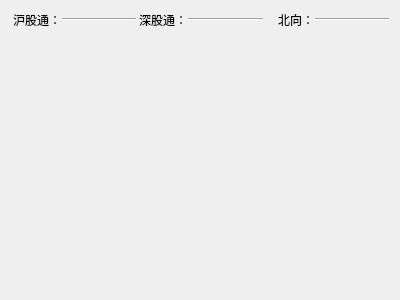
Above: real/qnorthflowinfodisplaywidget.ui from bnufree/Hq before the change. Below: the same form after it.
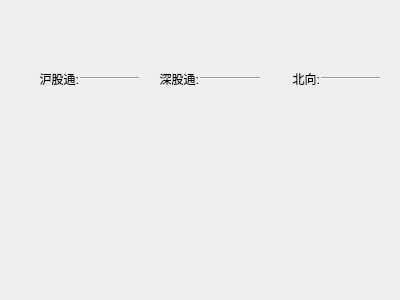
That is the form after the change.

Commit message: 实时外资曲线图更新

Patch:
```diff
--- a/real/qnorthflowinfodisplaywidget.ui
+++ b/real/qnorthflowinfodisplaywidget.ui
@@ -14,23 +14,27 @@
    <string>Form</string>
   </property>
   <property name="styleSheet">
-   <string notr="true">QLabel{
-	max-width:50px;
-}
-Line{
+   <string notr="true">Line{
 	max-width:40px;
 }</string>
   </property>
-  <layout class="QVBoxLayout" name="verticalLayout" stretch="1,10">
+  <layout class="QVBoxLayout" name="verticalLayout" stretch="0,0">
    <item>
+    <widget class="QFrame" name="title_frame">
     <layout class="QHBoxLayout" name="horizontalLayout">
      <property name="spacing">
       <number>1</number>
      </property>
+      <property name="topMargin">
+       <number>0</number>
+      </property>
+      <property name="bottomMargin">
+       <number>0</number>
+      </property>
      <item>
       <widget class="QLabel" name="label">
        <property name="text">
-        <string>沪股通：</string>
+         <string>沪股通:</string>
        </property>
        <property name="alignment">
         <set>Qt::AlignRight|Qt::AlignTrailing|Qt::AlignVCenter</set>
@@ -47,7 +51,7 @@
      <item>
       <widget class="QLabel" name="label_2">
        <property name="text">
-        <string>深股通：</string>
+         <string>深股通:</string>
        </property>
        <property name="alignment">
         <set>Qt::AlignRight|Qt::AlignTrailing|Qt::AlignVCenter</set>
@@ -64,7 +68,7 @@
      <item>
       <widget class="QLabel" name="label_3">
        <property name="text">
-        <string>北向：</string>
+         <string>北向:</string>
        </property>
        <property name="alignment">
         <set>Qt::AlignRight|Qt::AlignTrailing|Qt::AlignVCenter</set>
@@ -79,6 +83,7 @@
       </widget>
      </item>
     </layout>
+    </widget>
    </item>
    <item>
     <widget class="QWidget" name="widget" native="true"/>
```
Lines whose indentation alone changed are shown as unchanged. The commit also changes 1 other file.
